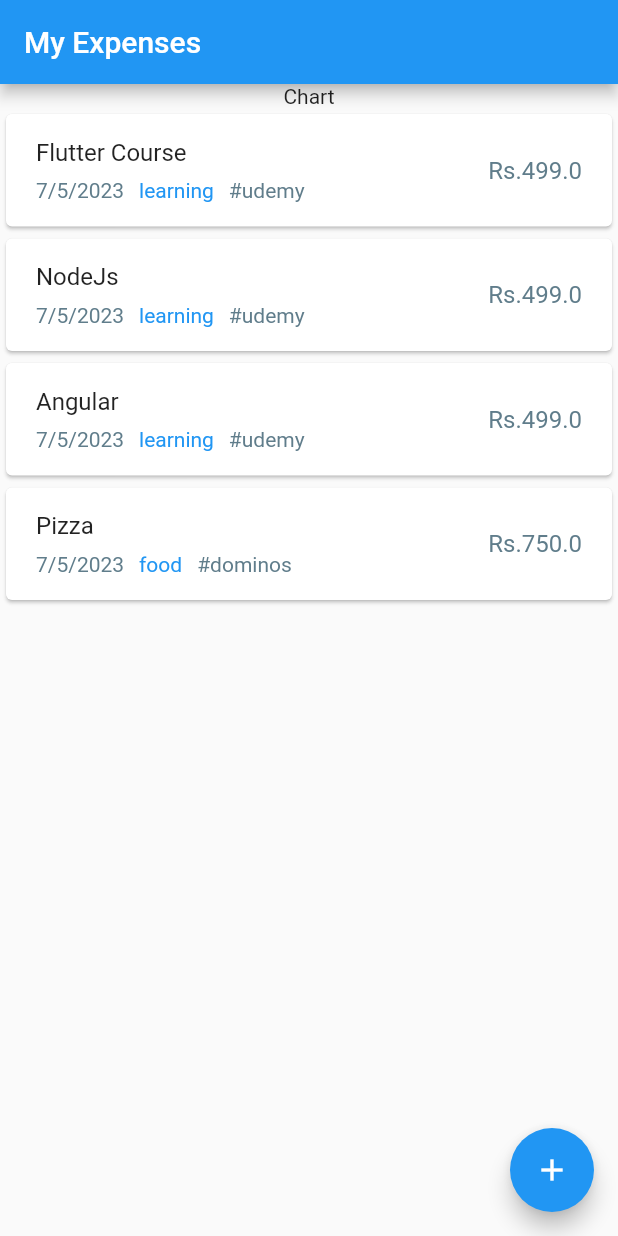
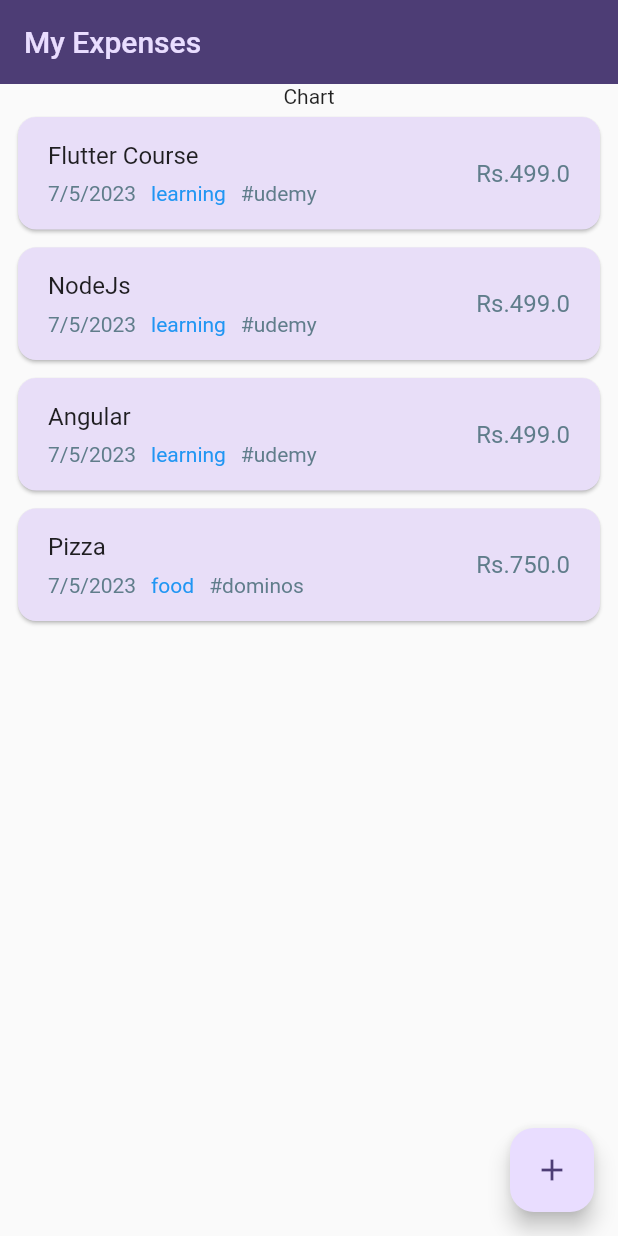
Before and after one commit to analyst097/flutter_quiz, a Flutter app: the screen it shows after launch, on a phone screen of 412 x 824 dp. Run offline on Flutter 3.47's test engine with Material 2 defaults, Android fonts, the phone set to English and light mode, and no system bars.

Commit message:
added light and dark theme.

```diff
--- a/lib/main.dart
+++ b/lib/main.dart
@@ -1,6 +1,9 @@
 import 'package:dice/widgets/expenses.dart';
 import 'package:flutter/material.dart';
 
+var kColorScheme = ColorScheme.fromSeed(seedColor: const Color.fromARGB(255, 96, 59, 181));
+
+var kDarkColorScheme = ColorScheme.fromSeed(brightness: Brightness.dark, seedColor: const Color.fromARGB(255, 5, 99, 125));
 
 void main() {
   runApp(const MyApp());
@@ -13,8 +16,43 @@ class MyApp extends StatelessWidget {
   // This widget is the root of your application.
   @override
   Widget build(BuildContext context) {
-    return const MaterialApp(
-      home: ExpensesScreen(),
+    return MaterialApp(
+      darkTheme: ThemeData.dark().copyWith(
+          useMaterial3: true,
+          colorScheme: kDarkColorScheme,
+          cardTheme: const CardTheme().copyWith(
+            color: kDarkColorScheme.secondaryContainer,
+            margin: const EdgeInsets.symmetric(horizontal: 12, vertical: 6)
+        ),
+        elevatedButtonTheme: ElevatedButtonThemeData(
+            style: ElevatedButton.styleFrom(
+                backgroundColor: kDarkColorScheme.primaryContainer,
+              foregroundColor: kDarkColorScheme.onPrimaryContainer
+            )
+        ),
+      ),
+      theme: ThemeData().copyWith(
+          useMaterial3: true,
+          colorScheme: kColorScheme,
+          appBarTheme: const AppBarTheme().copyWith(
+            backgroundColor: kColorScheme.onPrimaryContainer,
+            foregroundColor: kColorScheme.primaryContainer
+        ),
+        cardTheme: const CardTheme().copyWith(
+          color: kColorScheme.secondaryContainer,
+          margin: const EdgeInsets.symmetric(horizontal: 12, vertical: 6)
+        ),
+        elevatedButtonTheme: ElevatedButtonThemeData(
+          style: ElevatedButton.styleFrom(
+            backgroundColor: kColorScheme.primaryContainer
+          )
+        ),
+        textTheme: ThemeData().textTheme.copyWith(
+
+        )
+      ),
+      themeMode: ThemeMode.system,
+      home: const ExpensesScreen(),
     );
   }
 
```
